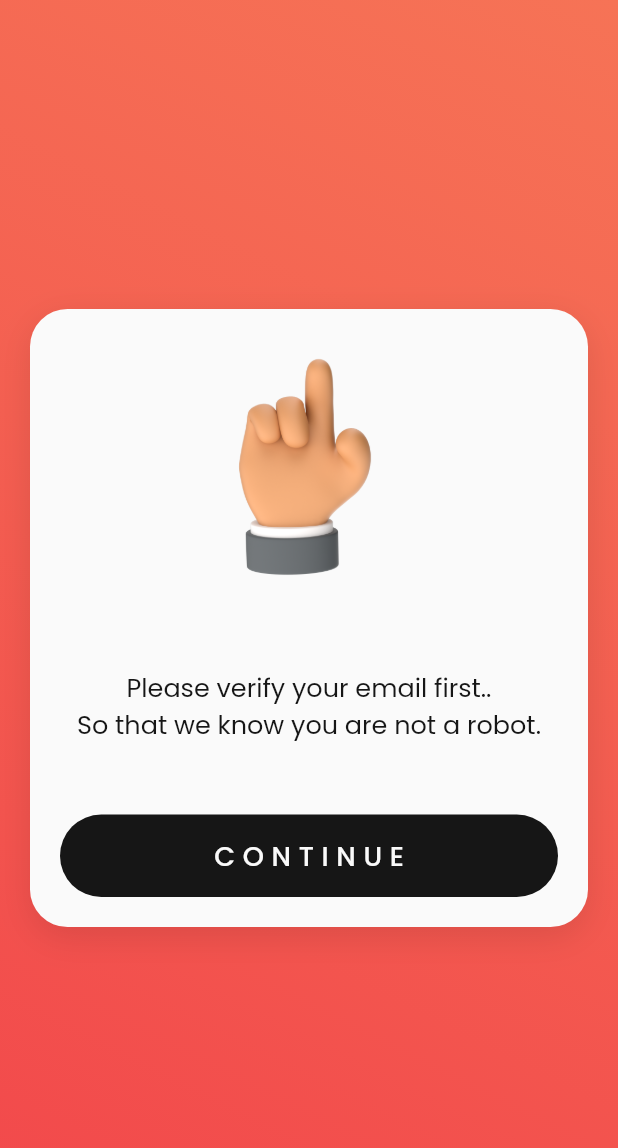
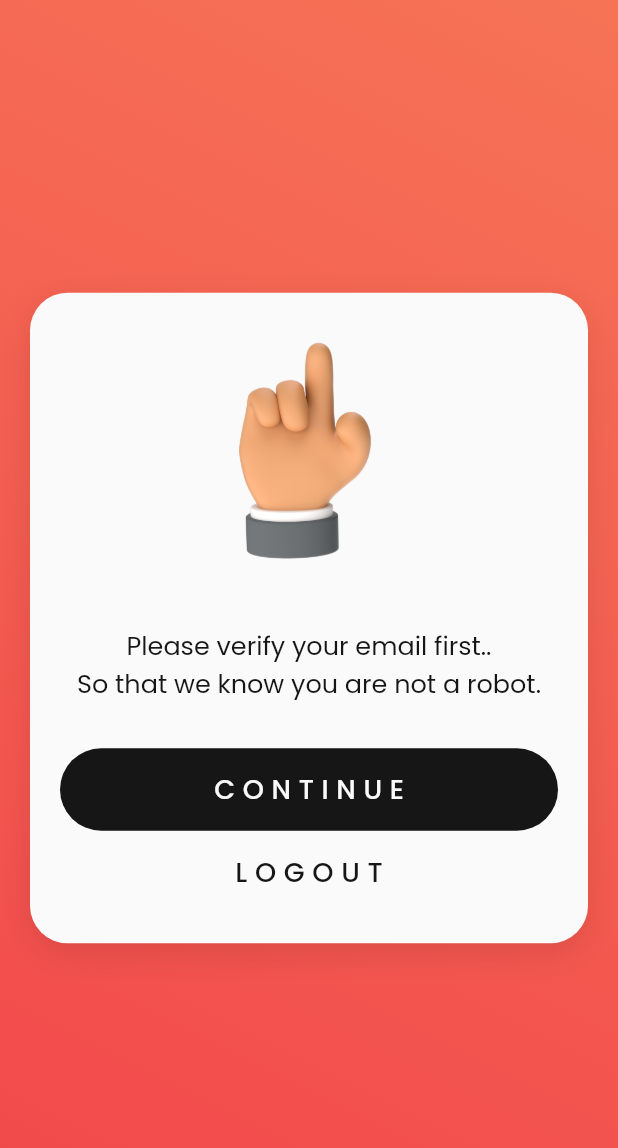
Before and after one commit to suggestied/MuffesApp, a Flutter app: the Verify screen opened directly, on a phone screen of 412 x 824 dp. Shown: the top 1148 px of the screen. Run offline on Flutter 3.47's test engine with Material 2 defaults, Android fonts, the phone set to English and light mode, and no system bars; our stand-ins replace cached_network_image, carousel_slider, dio, flutter_feather_icons, google_fonts, gradient_widgets and 1 more; missing offline and left inert: dio_http_cache; accounts and stored records are empty.

Commit message:
Fixed verify bug

```diff
--- a/lib/main.dart
+++ b/lib/main.dart
@@ -3,7 +3,6 @@ import 'package:muffesapp/utils/colors.dart';
 import 'package:flutter/material.dart';
 import 'package:google_fonts/google_fonts.dart';
 import 'package:flutter/services.dart';
-import 'package:dio_http_cache/dio_http_cache.dart';
 
 void main() {
   runApp(MuffesApp());
--- a/lib/screens/login/login.dart
+++ b/lib/screens/login/login.dart
@@ -1,5 +1,6 @@
 import 'dart:convert';
 
+import 'package:muffesapp/screens/app.dart';
 import 'package:muffesapp/screens/feed/feed.dart';
 import 'package:muffesapp/screens/register/register.dart';
 import 'package:muffesapp/utils/api.dart';
@@ -296,7 +297,7 @@ class _LoginState extends State<Login> {
       localStorage.setString('user', json.encode(body['user']));
       Navigator.pushReplacement(
         context,
-        new MaterialPageRoute(builder: (context) => Feed()),
+        new MaterialPageRoute(builder: (context) => CheckAuth()),
       );
     } else {
       _showMsg(body['message']);
--- a/lib/screens/register/register.dart
+++ b/lib/screens/register/register.dart
@@ -1,5 +1,6 @@
 import 'dart:convert';
 
+import 'package:muffesapp/screens/app.dart';
 import 'package:muffesapp/screens/feed/feed.dart';
 import 'package:muffesapp/screens/login/login.dart';
 import 'package:muffesapp/utils/api.dart';
@@ -324,7 +325,7 @@ class _RegisterState extends State<Register> {
       localStorage.setString('user', json.encode(body['user']));
       Navigator.pushReplacement(
         context,
-        new MaterialPageRoute(builder: (context) => Feed()),
+        new MaterialPageRoute(builder: (context) => CheckAuth()),
       );
     } else {
       _showMsg(body);
--- a/lib/screens/verify/verify.dart
+++ b/lib/screens/verify/verify.dart
@@ -2,8 +2,10 @@ import 'dart:convert';
 
 import 'package:flutter/material.dart';
 import 'package:muffesapp/screens/feed/feed.dart';
+import 'package:muffesapp/screens/login/login.dart';
 import 'package:muffesapp/utils/api.dart';
 import 'package:muffesapp/utils/colors.dart';
+import 'package:shared_preferences/shared_preferences.dart';
 
 class Verify extends StatefulWidget {
   Verify({Key key}) : super(key: key);
@@ -27,7 +29,7 @@ class _VerifyState extends State<Verify> {
         mainAxisAlignment: MainAxisAlignment.center,
         children: [
           Container(
-            height: MediaQuery.of(context).size.height / 2,
+            height: MediaQuery.of(context).size.height / 1.9,
             margin: EdgeInsets.symmetric(horizontal: 20),
             padding: EdgeInsets.all(20),
             width: double.infinity,
@@ -61,6 +63,8 @@ class _VerifyState extends State<Verify> {
                     fontSize: 17,
                   ),
                 ),
+                Column(
+                  children: [
                     ButtonTheme(
                       minWidth: double.infinity,
                       height: 55,
@@ -93,6 +97,32 @@ class _VerifyState extends State<Verify> {
                           },
                           color: customStyle().darkGrayColor),
                     ),
+                    ButtonTheme(
+                      minWidth: double.infinity,
+                      height: 55,
+                      child: FlatButton(
+                        onPressed: () async {
+                          SharedPreferences localStorage =
+                              await SharedPreferences.getInstance();
+                          localStorage.clear();
+
+                          Navigator.pushReplacement(
+                              context,
+                              MaterialPageRoute(
+                                builder: (context) => Login(),
+                              ));
+                        },
+                        child: Text(
+                          "LOGOUT",
+                          style: TextStyle(
+                              fontSize: 18,
+                              letterSpacing: 20 / (100 / 25.5),
+                              color: customStyle().darkGrayColor),
+                        ),
+                      ),
+                    ),
+                  ],
+                )
               ],
             ),
           )
--- a/lib/screens/welcome/welcome.dart
+++ b/lib/screens/welcome/welcome.dart
@@ -18,7 +18,7 @@ class WelcomePage extends StatelessWidget {
               child: RotationTransition(
                 turns: new AlwaysStoppedAnimation(350 / 360),
                 child: Image(
-                    height: MediaQuery.of(context).size.height / 2.8,
+                    height: MediaQuery.of(context).size.height / 4.8,
                     image: AssetImage(
                         'assets/hands/Flat_Palm_Spread_L-Angle_A5_0002.png')),
               ),
@@ -31,7 +31,7 @@ class WelcomePage extends StatelessWidget {
                   Text(
                     "Welcome.",
                     style: TextStyle(
-                      fontSize: 40,
+                      fontSize: 34,
                       fontWeight: FontWeight.bold,
                       color: customStyle().darkGrayColor,
                     ),
```
Lines whose indentation alone changed are shown as unchanged.
